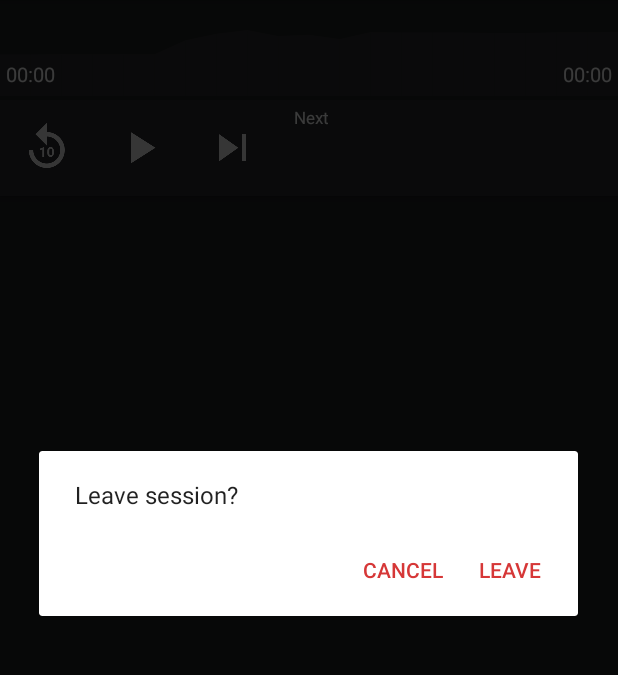
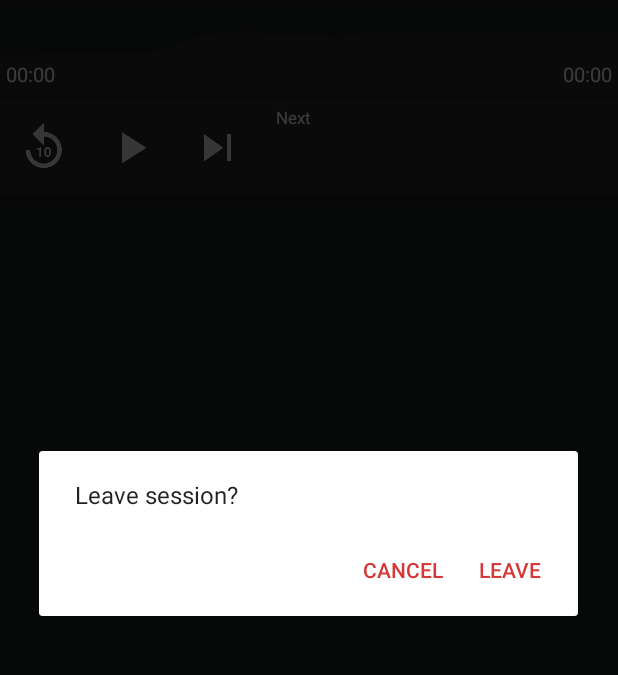
Before and after one commit to bernardorufino/terpsychore-android, an Android app: the TrackPlaybackFragment screen opened directly, with no data from a screen before it, after a tap on "Leave Session", on a phone screen of 412 x 824 dp, the part 84-759 px from its top. Run offline under Robolectric (Android 15) with nearby library versions, the phone set to English and light mode, and no system bars; our stand-ins replace Picasso; libraries missing offline, so code that uses them is left out: com.spotify.sdk, jp.wasabeef.picasso, net.yslibrary.android, uk.co.chrisjenx; pictures from the network do not load; Roboto replaces fonts that are not available here; 11 statements that could not run were skipped.

Commit message:
Change graph bg and playback button width

```diff
--- a/app/src/main/res/values/colors.xml
+++ b/app/src/main/res/values/colors.xml
@@ -48,7 +48,7 @@
     <color name="graphStroke">#00FFFFFF</color>
     <color name="graphStrokeTop">#00FFFFFF</color>
     <color name="graphForeground">#08FFFFFF</color>
-    <color name="graphForegroundTop">#0CFFFFFF</color>
+    <color name="graphForegroundTop">#0EFFFFFF</color>
 
     <color name="trackPlaybackTimelineProgress">#28FFFFFF</color>
     <color name="trackPlaybackTimelineBg">#00FFFFFF</color>
--- a/app/src/main/res/values/dimens.xml
+++ b/app/src/main/res/values/dimens.xml
@@ -1,7 +1,7 @@
 <resources>
     <!-- Default screen margins, per the Android Design guidelines. -->
 
-
+    <dimen name="playback_button_width">58dp</dimen>
     <dimen name="playback_controls_height">64dp</dimen>
     <dimen name="track_graph_height">64dp</dimen>
     <dimen name="queue_track_item_height">54dp</dimen>
--- a/app/src/main/res/values/styles.xml
+++ b/app/src/main/res/values/styles.xml
@@ -29,7 +29,7 @@
 
     <style name="PlaybackButton">
         <item name="android:layout_height">match_parent</item>
-        <item name="android:layout_width">62dp</item>
+        <item name="android:layout_width">@dimen/playback_button_width</item>
         <item name="android:foregroundGravity">center</item>
         <item name="android:background">@drawable/playback_button_bg</item>
         <item name="android:layout_alignParentLeft">true</item>
```
